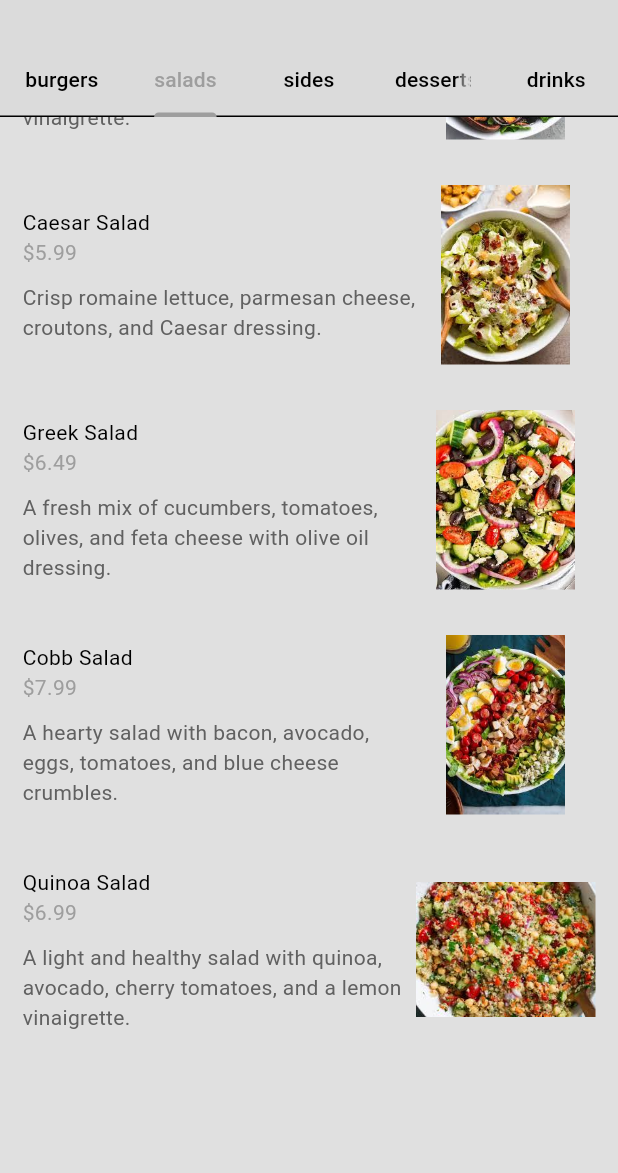
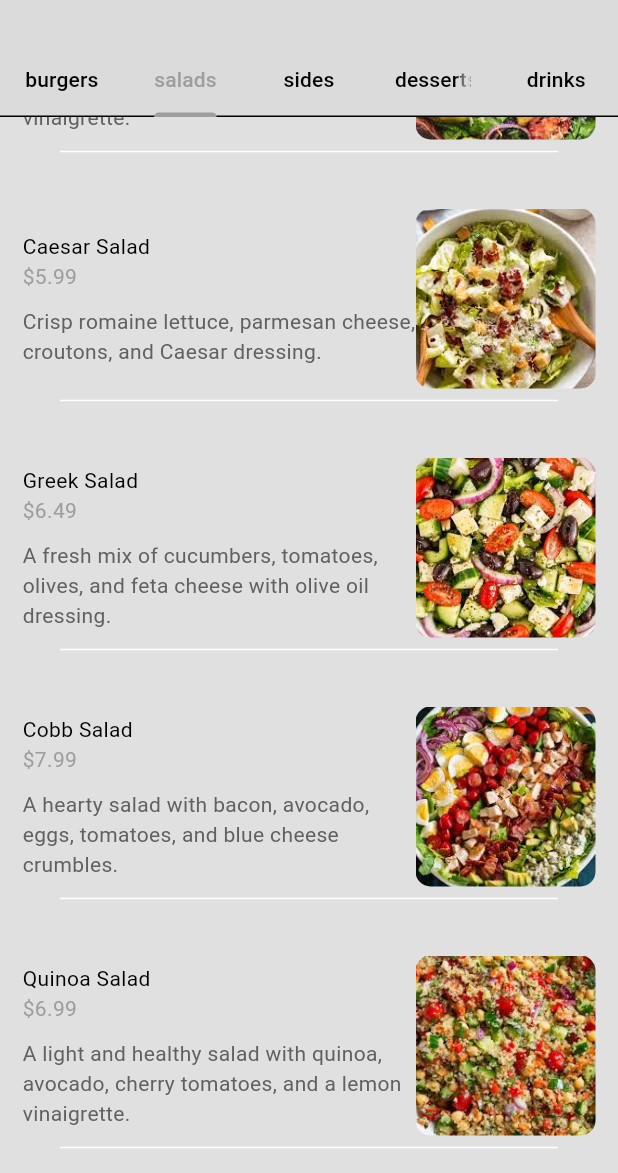
Before and after one commit to BetelTagesse/Food_Delivery_App, a Flutter app: the HomePage screen opened directly, tab 2 chosen, scrolled down 340 dp, on a phone screen of 412 x 824 dp, the part 63-1236 px from its top. Run offline on Flutter 3.47's test engine with Material 3 defaults, Android fonts, the phone set to English and light mode, and no system bars.

Commit message:
tiles done

```diff
--- a/lib/components/my_food_tile.dart
+++ b/lib/components/my_food_tile.dart
@@ -38,14 +38,16 @@ class MyFoodTile extends StatelessWidget {
                 ),
                 ClipRRect(
                   borderRadius: BorderRadius.circular(10),
-                  child: Image.asset(
-                    food.imagePath,
-                    height: 120,
-                    width: 120,
-                  ),
+                  child: Image.asset(food.imagePath,
+                      height: 120, width: 120, fit: BoxFit.cover),
                 ),
               ],
             ),
+          ),
+          Divider(
+            color: Theme.of(context).colorScheme.tertiary,
+            indent: 25,
+            endIndent: 25,
           ),
         ],
       ),
```
